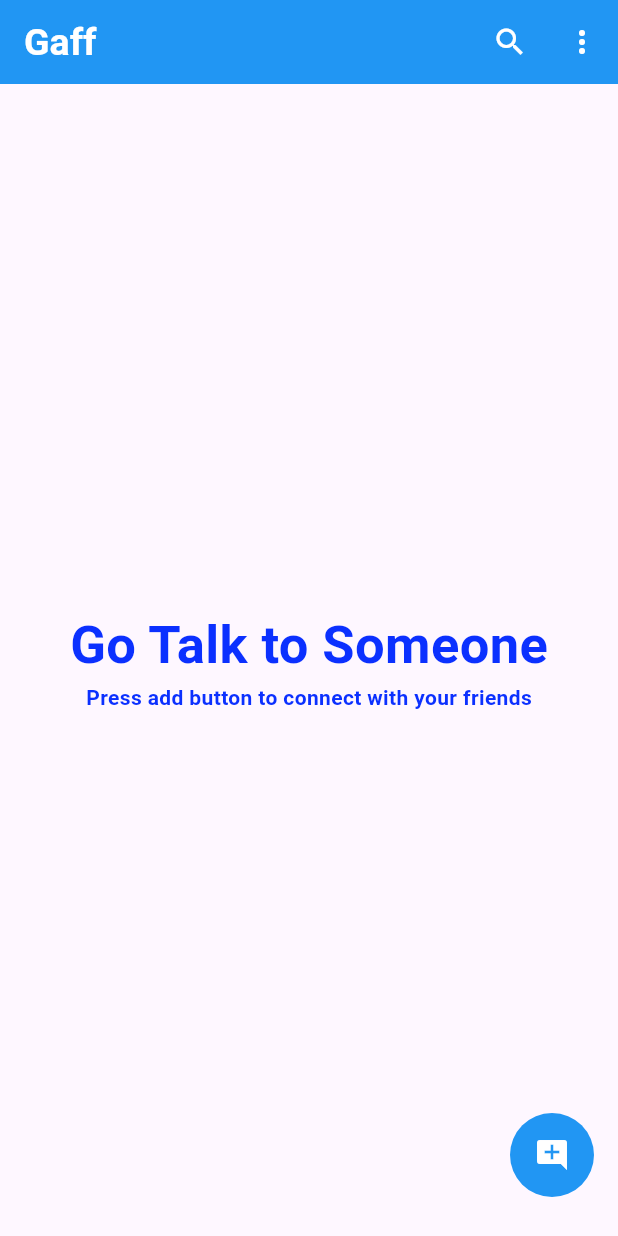
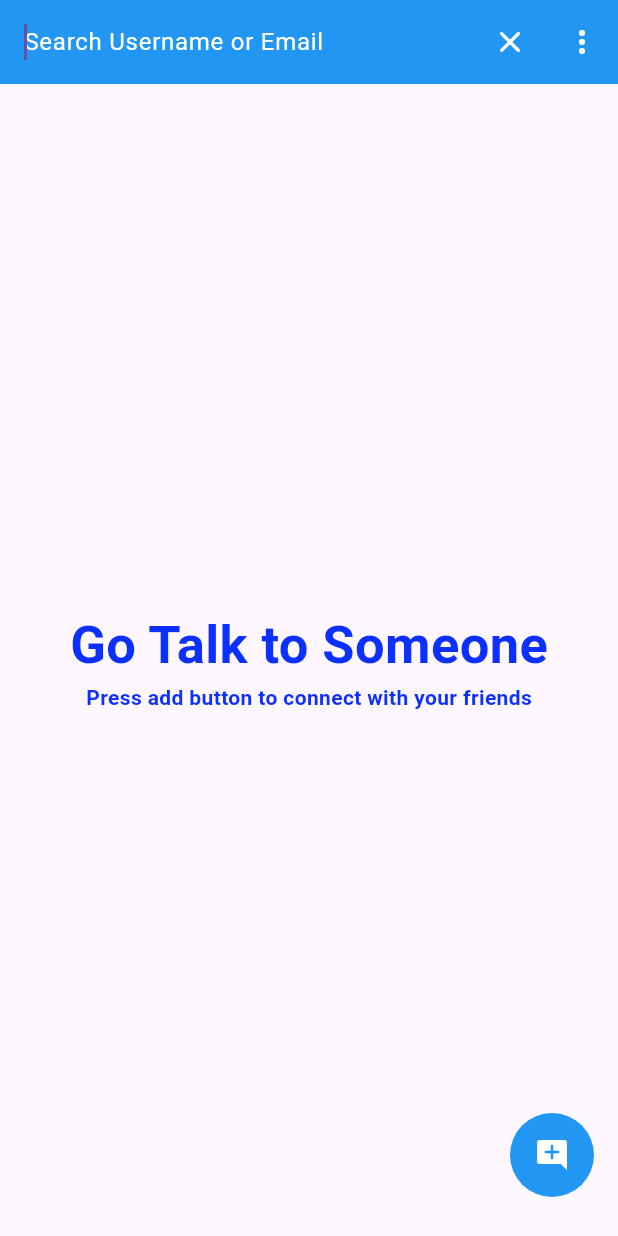
Before and after one commit to Nishan123/Gaff, a Flutter app: the HomeScreen screen opened directly, after a tap on the "search" icon, on a phone screen of 412 x 824 dp. Run offline on Flutter 3.47's test engine with Material 2 defaults, Android fonts, the light colour scheme and no system bars; our stand-ins replace cached_network_image, cloud_firestore, firebase_auth, firebase_core, google_sign_in; accounts and stored records are empty; Roboto replaces fonts that are missing (Avenir, SKATERDUDES).

Commit message:
added search feature

```diff
--- a/lib/screens/home_screen.dart
+++ b/lib/screens/home_screen.dart
@@ -18,7 +18,9 @@ class HomeScreen extends StatefulWidget {
 }
 
 class _HomeScreenState extends State<HomeScreen> {
-  List<ChatUser> list = [];
+  List<ChatUser> _list = [];
+  final List<ChatUser> _searchList = [];
+  bool _isSearching = false;
 
   @override
   void initState() {
@@ -30,13 +32,45 @@ class _HomeScreenState extends State<HomeScreen> {
   Widget build(BuildContext context) {
     return Scaffold(
       appBar: AppBar(
-        title: const Text(
-          "Gaff",
-          style: TextStyle(fontFamily: 'SKATERDUDES'),
-        ),
+        title: _isSearching
+            ? TextField(
+                decoration: InputDecoration(
+                  border: InputBorder.none,
+                  hintText: "Search Username or Email",
+                  hintStyle: TextStyle(
+                    color: Colors.white,
+                  ),
+                ),
+                autofocus: true,
+                style: TextStyle(color: Colors.white),
+                onChanged: (val) {
+                  //search Logic
+                  _searchList.clear();
+
+                  for (var i in _list) {
+                    if (i.name.toLowerCase().contains(val.toLowerCase()) ||
+                        i.email.toLowerCase().contains(val.toLowerCase())) {
+                      _searchList.add(i);
+                    }
+                    setState(() {
+                      _searchList;
+                    });
+                  }
+                },
+              )
+            : Text(
+                "Gaff",
+                style: TextStyle(fontFamily: 'SKATERDUDES'),
+              ),
         centerTitle: false,
         actions: [
-          IconButton(onPressed: () {}, icon: const Icon(Icons.search)),
+          IconButton(
+              onPressed: () {
+                setState(() {
+                  _isSearching = !_isSearching;
+                });
+              },
+              icon: Icon(_isSearching ? Icons.clear_rounded : Icons.search)),
           IconButton(
               onPressed: () {
                 Navigator.push(
@@ -78,15 +112,15 @@ class _HomeScreenState extends State<HomeScreen> {
               case ConnectionState.done:
                 final data = snapshot.data?.docs;
 
-                list = data?.map((e) => ChatUser.fromJson(e.data())).toList() ??
+                _list = data?.map((e) => ChatUser.fromJson(e.data())).toList() ??
                     [];
 
-                if (list.isNotEmpty) {
+                if (_list.isNotEmpty) {
                   return ListView.builder(
                     physics: const BouncingScrollPhysics(),
-                    itemCount: list.length,
+                    itemCount: _isSearching? _searchList.length : _list.length,
                     itemBuilder: (context, index) {
-                      return ChatUserCard(user: list[index]);
+                      return ChatUserCard(user:_isSearching?_searchList[index]: _list[index]);
                     },
                   );
                 } else {
--- a/lib/screens/profile_screen.dart
+++ b/lib/screens/profile_screen.dart
@@ -4,7 +4,6 @@ import 'package:gaff/api/apis.dart';
 import 'package:gaff/helper/dialogs.dart';
 import 'package:gaff/screens/auth/login_screen.dart';
 import 'package:google_sign_in/google_sign_in.dart';
-import 'dart:developer';
 
 import '../models/chat_user.dart';
 
```
